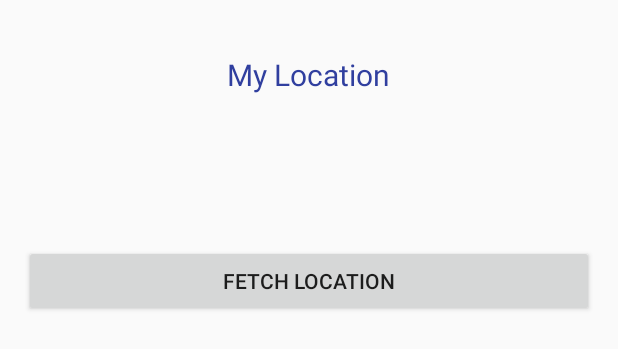
After one commit to ishantk/ENC2018Android, an Android app: the layout activity_my_location.xml on its own in the app's theme, with its tools: preview values and no code run, on a phone screen of 412 x 824 dp. The commit adds this screen. Shown: the top 349 px of the screen. Run offline under Robolectric (Android 15) with nearby library versions, the phone set to English and light mode, and no system bars.

Commit message:
LocationManager

```diff
--- a/app/src/main/java/com/auribises/activitylifecycle/SplashActivity.java
+++ b/app/src/main/java/com/auribises/activitylifecycle/SplashActivity.java
@@ -23,7 +23,7 @@ public class SplashActivity extends AppCompatActivity {
         @Override
         public void handleMessage(Message msg) {
             if(msg.what == 101){
-                Intent intent = new Intent(SplashActivity.this,NewsActivity.class);
+                Intent intent = new Intent(SplashActivity.this,MyLocationActivity.class);
                 startActivity(intent);
                 finish();
             }
--- /dev/null
+++ b/app/src/main/res/layout/activity_my_location.xml
@@ -0,0 +1,27 @@
+<?xml version="1.0" encoding="utf-8"?>
+<LinearLayout xmlns:android="http://schemas.android.com/apk/res/android"
+    xmlns:app="http://schemas.android.com/apk/res-auto"
+    xmlns:tools="http://schemas.android.com/tools"
+    android:layout_width="match_parent"
+    android:layout_height="match_parent"
+    android:padding="16dp"
+    android:orientation="vertical"
+    tools:context="com.auribises.activitylifecycle.MyLocationActivity">
+
+    <TextView
+        android:id="@+id/textViewLocation"
+        android:layout_width="wrap_content"
+        android:layout_height="wrap_content"
+        android:layout_gravity="center"
+        android:textColor="@color/colorPrimaryDark"
+        android:textSize="20dp"
+        android:layout_marginTop="20dp"
+        android:text="My Location" />
+
+    <Button
+        android:id="@+id/buttonFetch"
+        android:layout_width="match_parent"
+        android:layout_height="wrap_content"
+        android:layout_marginTop="100dp"
+        android:text="Fetch Location" />
+</LinearLayout>
```
Also changed, not shown: app/src/main/AndroidManifest.xml (+4 -3 lines), app/src/main/java/com/auribises/activitylifecycle/MyLocationActivity.java (added, +82 -0 lines).
